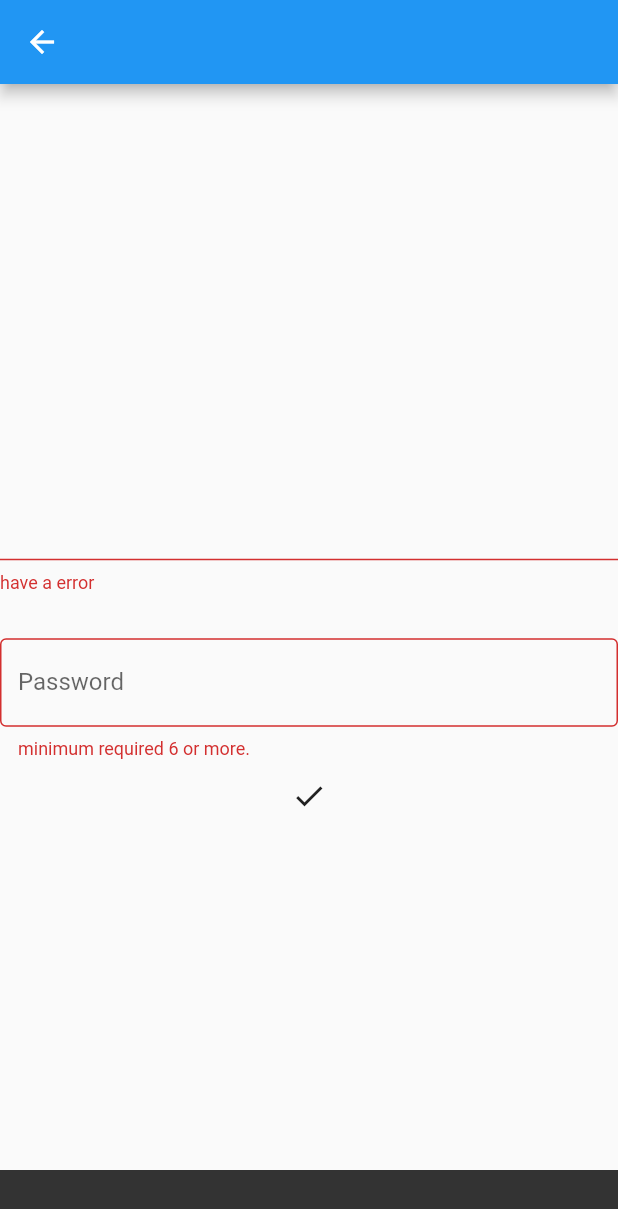
After one commit to VB10/hwaflutter, a Flutter app: the FormView screen opened directly, after a tap on the "check" icon, on a phone screen of 412 x 824 dp. The commit adds this screen. Shown: the top 1209 px of the screen. Run offline on Flutter 3.47's test engine with Material 2 defaults, Android fonts, the phone set to English and light mode, and no system bars; our stand-ins replace flutter_screenutil.

Commit message:
textinput field and snackbar

```diff
--- a/lib/main.dart
+++ b/lib/main.dart
@@ -1,9 +1,7 @@
 import 'package:flutter/material.dart';
-import 'package:hwatutorial/httpHello.dart';
 import 'package:hwatutorial/shadow.dart';
-import 'package:hwatutorial/tabbar_view.dart';
+import 'package:hwatutorial/views/form_view.dart';
 import 'package:hwatutorial/views/json_placeholder_view.dart';
-import 'package:hwatutorial/views/uibase.dart';
 
 void main() => runApp(MyApp());
 
@@ -12,7 +10,10 @@ class MyApp extends StatelessWidget {
   Widget build(BuildContext context) {
     return MaterialApp(
       title: 'Material App',
-      home: JsonPlaceHolderView(),
+      routes: {
+        "/home": (context) => JsonPlaceHolderView(),
+        "/": (context) => FormView(),
+      },
     );
   }
 }
@@ -24,7 +25,7 @@ class TutorailOnePage extends StatelessWidget {
   Widget build(BuildContext context) {
     return Container(
         child: ShadowWidget(
-          elevation: 30,
+      elevation: 30,
       child: Text(
         "Settings",
         style: const TextStyle(
--- /dev/null
+++ b/lib/views/form_view.dart
@@ -0,0 +1,70 @@
+import 'package:flutter/material.dart';
+
+class FormView extends StatefulWidget {
+  @override
+  _FormViewState createState() => _FormViewState();
+}
+
+class _FormViewState extends State<FormView> {
+  final formKey = GlobalKey<FormState>();
+  final scaffoldKey = GlobalKey<ScaffoldState>();
+  final _textFieldUserName = TextEditingController();
+  @override
+  Widget build(BuildContext context) {
+    return Scaffold(
+        key: scaffoldKey,
+        appBar: AppBar(),
+        body: Form(
+          key: formKey,
+          child: Column(
+            mainAxisAlignment: MainAxisAlignment.center,
+            children: <Widget>[
+              TextFormField(
+                validator: (val) {
+                  if (val.isEmpty) {
+                    return "have a error";
+                  } else
+                    return null;
+                },
+              ),
+              SizedBox(
+                height: 30,
+              ),
+              TextFormField(
+                controller: _textFieldUserName,
+                decoration: InputDecoration(
+                    hintText: "Tasdas",
+                    labelText: "Password",
+                    border: OutlineInputBorder()),
+                validator: (val) {
+                  if (val.length < 6) {
+                    return "minimum required 6 or more.";
+                  } else {
+                    return null;
+                  }
+                },
+              ),
+              IconButton(
+                icon: Icon(Icons.check),
+                onPressed: () {
+                  if (formKey.currentState.validate()) {
+                    print("oke");
+                  } else {
+                    scaffoldKey.currentState.showSnackBar(SnackBar(
+                      content: Text(_textFieldUserName.text),
+                    ));
+                  }
+                },
+              )
+            ],
+          ),
+        ));
+  }
+
+  @override
+  void dispose() {
+    scaffoldKey.currentState.dispose();
+    formKey.currentState.dispose();
+    super.dispose();
+  }
+}
--- a/lib/views/json_placeholder_view.dart
+++ b/lib/views/json_placeholder_view.dart
@@ -17,7 +17,7 @@ class _JsonPlaceHolderViewState extends State<JsonPlaceHolderView> {
 
   Future<PostData> getJsonPlaceHolderDatas() async {
     final _response =
-        await http.get("https://jsonplaceholder.typicode.com/posts/1");
+        await http.get("https://jsonplaceholder.typicode.com/posts/1xx");
     if (_response.statusCode == 404) {
       return null;
     }
--- a/lib/views/uibase.dart
+++ b/lib/views/uibase.dart
@@ -1,6 +1,6 @@
 import 'package:flutter/material.dart';
+import 'package:hwatutorial/shadow.dart';
 import 'package:hwatutorial/widgets/list_item.dart';
-import 'package:hwatutorial/widgets/shadow.dart';
 
 class UIBaseView extends StatefulWidget {
   @override
@@ -13,6 +13,7 @@ class _UIBaseViewState extends State<UIBaseView> {
     // TODO: implement initState
     super.initState();
   }
+
   @override
   Widget build(BuildContext context) {
     return Scaffold(
```
Also changed, not shown: pubspec.lock.
